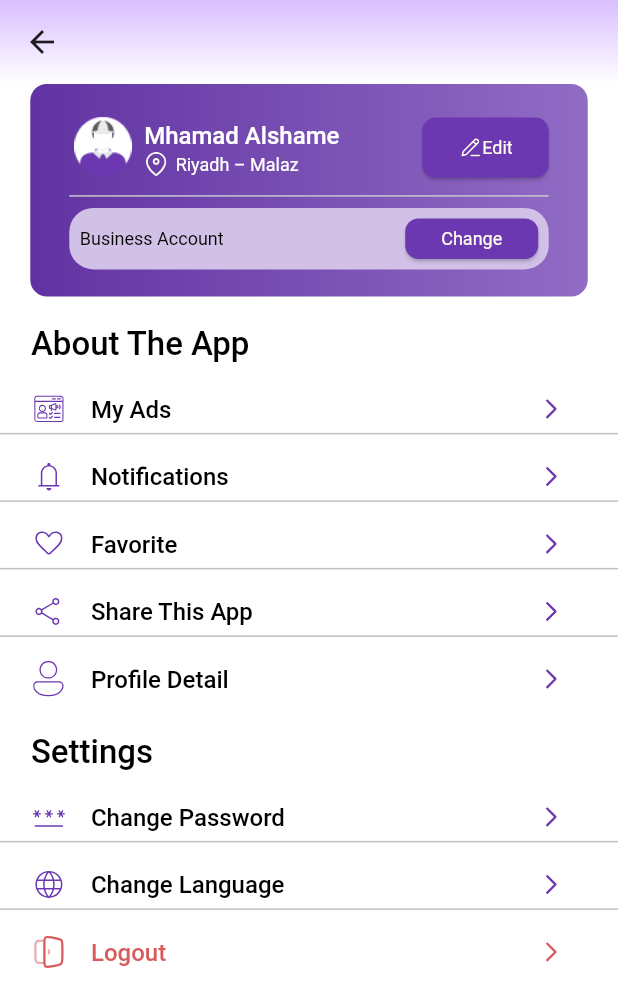
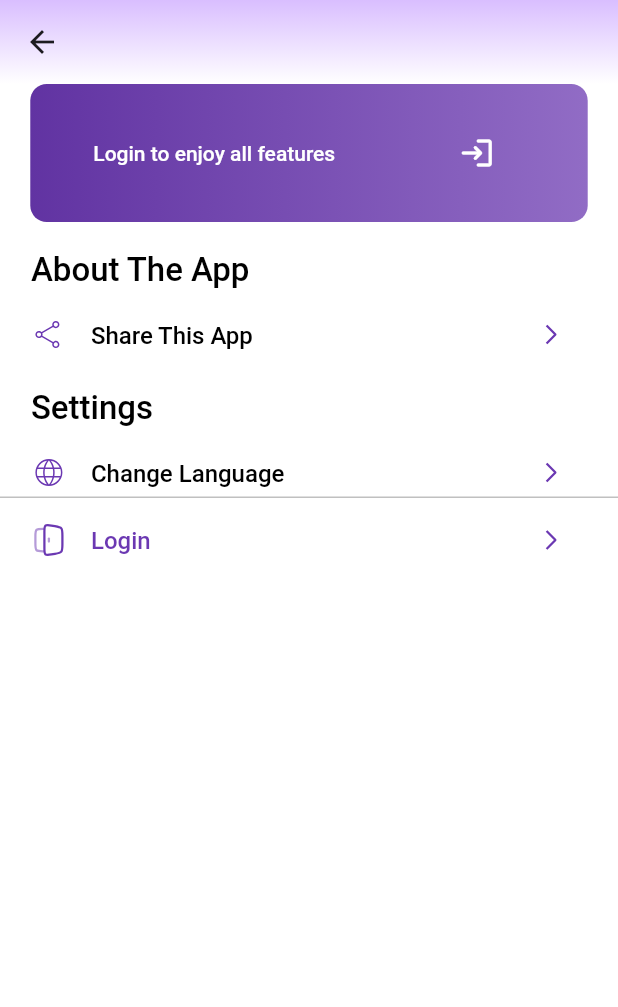
Before and after one commit to ZahraaAlsous/Servixa, a Flutter app: the OptionProfileScreen screen opened directly, on a phone screen of 412 x 824 dp. Shown: the top 1007 px of the screen. Run offline on Flutter 3.47's test engine with Material 3 defaults, Android fonts, the phone set to English and light mode, and no system bars; our stand-ins replace carousel_slider, country_picker, dio, dotted_border, easy_localization, file_picker and 12 more; accounts and stored records are empty.

Commit message:
edit option screen when user login our logout

```diff
--- a/servixa/lib/features/profile/presentation_layer/screens/option_profile_screen.dart
+++ b/servixa/lib/features/profile/presentation_layer/screens/option_profile_screen.dart
@@ -9,6 +9,8 @@ import 'package:servixa/core/const/image_app.dart';
 import 'package:servixa/core/const/theme_app.dart';
 import 'package:servixa/core/const/typography_app.dart';
 import 'package:servixa/features/ads/presentation_layer/screens/my_ads_screen.dart';
+import 'package:servixa/features/auth/business_later/auth_controller.dart';
+import 'package:servixa/features/auth/presentation_layer/screens/login_page.dart';
 import 'package:servixa/features/notification/presentation_layer/screens/notification_screen.dart';
 import 'package:servixa/features/profile/presentation_layer/screens/edit_profile_screen.dart';
 import 'package:servixa/features/profile/presentation_layer/widgets/bottom_sheet_change_acount_widget.dart';
@@ -20,7 +22,9 @@ class OptionProfileScreen extends StatelessWidget {
 
   @override
   Widget build(BuildContext context) {
-    final size = MediaQuery.of(context).size;
+    final AuthController authController = Get.put(AuthController());
+    // final size = MediaQuery.of(context).size;
+    final widthScreen = Get.width;
     return Scaffold(
       backgroundColor: ThemeApp.whiteBackground,
       appBar: AppBarWidget(),
@@ -29,13 +33,13 @@ class OptionProfileScreen extends StatelessWidget {
         children: [
           Center(
             child: Container(
-              width: size.width * 0.902,
+              width: widthScreen * 0.902,
               padding: EdgeInsetsGeometry.symmetric(
                 vertical: 18,
                 horizontal: 26,
               ),
               decoration: BoxDecoration(
-                gradient: LinearGradient(
+                gradient: const LinearGradient(
                   colors: [
                     ThemeApp.Foundation_Main_main_600,
                     ThemeApp.linearBackgroundCardProfile,
@@ -43,7 +47,10 @@ class OptionProfileScreen extends StatelessWidget {
                 ),
                 borderRadius: BorderRadius.circular(11),
               ),
-              child: Column(
+              child:
+                  authController.isLoggedIn.value &&
+                      authController.currentUser.value != null
+                  ? Column(
                       children: [
                         Row(
                           children: [
@@ -57,11 +64,23 @@ class OptionProfileScreen extends StatelessWidget {
                                 );
                               },
                               child: Container(
-                          width: size.width * 0.109,
+                                width: widthScreen * 0.109,
                                 height: 48.6,
                                 decoration: BoxDecoration(
                                   image: DecorationImage(
-                              image: AssetImage(ImageApp.profileImage),
+                                    image:
+                                        authController
+                                                .currentUser
+                                                .value
+                                                ?.image !=
+                                            null
+                                        ? NetworkImage(
+                                            authController
+                                                .currentUser
+                                                .value!
+                                                .image!,
+                                          )
+                                        : AssetImage(ImageApp.profileImage),
                                   ),
                                 ),
                               ),
@@ -71,13 +90,12 @@ class OptionProfileScreen extends StatelessWidget {
                               crossAxisAlignment: CrossAxisAlignment.start,
                               children: [
                                 Text(
-                            "Mhamad Alshame",
+                                  authController.currentUser.value!.name,
                                   style: TypographyApp.Title_Mid_Mid.copyWith(
                                     color: ThemeApp.whiteBackground,
                                   ),
                                 ),
                                 Row(
-                            // mainAxisAlignment: MainAxisAlignment.end,
                                   children: [
                                     // qustion
                                     // مو من مكتبة الألوان
@@ -88,10 +106,12 @@ class OptionProfileScreen extends StatelessWidget {
                                       height: 16,
                                       color: ThemeApp.Foundation_Main_yellow_50,
                                     ),
-                              SizedBox(width: 5),
+                                    const SizedBox(width: 5),
                                     Text(
                                       "Riyadh – Malaz",
-                                style: TypographyApp.Label_Mid_Regular.copyWith(
+                                      style:
+                                          TypographyApp
+                                              .Label_Mid_Regular.copyWith(
                                             color: ThemeApp.whiteBackground,
                                           ),
                                     ),
@@ -99,7 +119,7 @@ class OptionProfileScreen extends StatelessWidget {
                                 ),
                               ],
                             ),
-                      Spacer(),
+                            const Spacer(),
                             ElevatedButton(
                               onPressed: () {
                                 Get.to(EditProfileScreen());
@@ -111,15 +131,19 @@ class OptionProfileScreen extends StatelessWidget {
                                     color: ThemeApp.Foundation_Main_yellow_50,
                                   ),
                                   Text(
-                              "Edit",
-                              style: TypographyApp.Label_Mid_Regular.copyWith(
-                                color: ThemeApp.Foundation_Main_yellow_50,
+                                    "Edit".tr(),
+                                    style:
+                                        TypographyApp
+                                            .Label_Mid_Regular.copyWith(
+                                          color: ThemeApp
+                                              .Foundation_Main_yellow_50,
                                         ),
                                   ),
                                 ],
                               ),
                               style: ElevatedButton.styleFrom(
-                          backgroundColor: ThemeApp.Foundation_Main_main_500,
+                                backgroundColor:
+                                    ThemeApp.Foundation_Main_main_500,
                                 shape: RoundedRectangleBorder(
                                   borderRadius: BorderRadius.circular(9),
                                 ),
@@ -127,9 +151,9 @@ class OptionProfileScreen extends StatelessWidget {
                             ),
                           ],
                         ),
-                  Divider(),
+                        const Divider(),
                         Container(
-                    width: size.width * 0.781,
+                          width: widthScreen * 0.781,
                           height: 41,
                           padding: EdgeInsetsGeometry.all(7),
                           decoration: BoxDecoration(
@@ -141,12 +165,12 @@ class OptionProfileScreen extends StatelessWidget {
                               // note
                               // هون اسم الحساب؟
                               Text(
-                          "Business Account",
+                                "Business Account".tr(),
                                 style: TypographyApp.Label_Mid_Regular.copyWith(
                                   color: ThemeApp.black,
                                 ),
                               ),
-                        Spacer(),
+                              const Spacer(),
                               ElevatedButton(
                                 // edit
                                 // where go
@@ -160,13 +184,16 @@ class OptionProfileScreen extends StatelessWidget {
                                   );
                                 },
                                 child: Text(
-                            "Change",
-                            style: TypographyApp.Label_Mid_Regular.copyWith(
-                              color: ThemeApp.Foundation_Main_yellow_50,
+                                  "Change".tr(),
+                                  style:
+                                      TypographyApp.Label_Mid_Regular.copyWith(
+                                        color:
+                                            ThemeApp.Foundation_Main_yellow_50,
                                       ),
                                 ),
                                 style: ElevatedButton.styleFrom(
-                            backgroundColor: ThemeApp.Foundation_Main_main_500,
+                                  backgroundColor:
+                                      ThemeApp.Foundation_Main_main_500,
                                   shape: RoundedRectangleBorder(
                                     borderRadius: BorderRadius.circular(9),
                                   ),
@@ -176,31 +203,49 @@ class OptionProfileScreen extends StatelessWidget {
                           ),
                         ),
                       ],
+                    )
+                  : ListTile(
+                      title: Text(
+                        "Login to enjoy all features",
+                        style: TypographyApp.Body_mid_Mid.copyWith(
+                          color: ThemeApp.whiteBackground,
+                        ),
+                      ),
+                      trailing: IconButton(
+                        onPressed: () {
+                          Get.to(LoginPage());
+                        },
+                        icon: Icon(
+                          Icons.login_rounded,
+                          color: ThemeApp.whiteBackground,
                         ),
                       ),
                     ),
-          // SizedBox(height: DimensApp.spaceBetweenTitleAndDetails),
+            ),
+          ),
           Padding(
             padding: EdgeInsets.only(
               top: DimensApp.spaceBetweenTitleAndDetails,
-              right: size.width * 0.05,
-              left: size.width * 0.05,
+              right: widthScreen * 0.05,
+              left: widthScreen * 0.05,
             ),
             child: Text(
-              "About The App",
+              "About The App".tr(),
               style: TypographyApp.Title_larg_Mid.copyWith(
                 color: ThemeApp.black,
               ),
             ),
           ),
+          if (authController.isLoggedIn.value)
             ListTileWidget(
-            title: "My Ads",
+              title: "navigationBarMyAds",
               // edit
               onTap: () {
                 Get.to(MyAdsScreen());
               },
               icon: IconApp.myAdsListTile,
             ),
+          if (authController.isLoggedIn.value)
             ListTileWidget(
               title: "Notifications",
               onTap: () {
@@ -208,18 +253,22 @@ class OptionProfileScreen extends StatelessWidget {
               },
               icon: IconApp.notificationsListTile,
             ),
+          if (authController.isLoggedIn.value)
             ListTileWidget(
               title: "Favorite",
               // edit
               onTap: () {},
               icon: IconApp.favoriteListTile,
             ),
+
           ListTileWidget(
             title: "Share This App",
             // edit
             onTap: () {},
             icon: IconApp.shareOutline,
+            isNotLastTileList: authController.isLoggedIn.value ? true : false,
           ),
+          if (authController.isLoggedIn.value)
             ListTileWidget(
               title: "Profile Detail",
               onTap: () {
@@ -236,16 +285,17 @@ class OptionProfileScreen extends StatelessWidget {
           Padding(
             padding: EdgeInsets.only(
               top: DimensApp.spaceBetweenTitleAndDetails,
-              right: size.width * 0.05,
-              left: size.width * 0.05,
+              right: widthScreen * 0.05,
+              left: widthScreen * 0.05,
             ),
             child: Text(
-              "Settings",
+              "Settings".tr(),
               style: TypographyApp.Title_larg_Mid.copyWith(
                 color: ThemeApp.black,
               ),
             ),
           ),
+          if (authController.isLoggedIn.value)
             ListTileWidget(
               title: "Change Password",
               // edit
@@ -266,6 +316,7 @@ class OptionProfileScreen extends StatelessWidget {
             },
             icon: IconApp.language,
           ),
+          if (authController.isLoggedIn.value)
             ListTileWidget(
               title: "Logout",
               // edit
@@ -274,6 +325,17 @@ class OptionProfileScreen extends StatelessWidget {
               isNotLastTileList: false,
               isLogout: true,
             ),
+          if (!authController.isLoggedIn.value)
+            ListTileWidget(
+              title: "Login",
+              // edit
+              onTap: () {
+                Get.to(LoginPage());
+              },
+              icon: IconApp.logout,
+              isNotLastTileList: false,
+              isLogin: true,
+            ),
         ],
       ),
     );
--- a/servixa/lib/features/profile/presentation_layer/widgets/list_tile_widget.dart
+++ b/servixa/lib/features/profile/presentation_layer/widgets/list_tile_widget.dart
@@ -1,5 +1,7 @@
+import 'package:easy_localization/easy_localization.dart';
 import 'package:flutter/material.dart';
 import 'package:flutter_svg/flutter_svg.dart';
+import 'package:get/get.dart' hide Trans;
 import 'package:servixa/core/const/icon_app.dart';
 import 'package:servixa/core/const/theme_app.dart';
 import 'package:servixa/core/const/typography_app.dart';
@@ -10,6 +12,7 @@ class ListTileWidget extends StatelessWidget {
   final String icon;
   final bool isNotLastTileList;
   final bool isLogout;
+  final bool isLogin;
   ListTileWidget({
     super.key,
     required this.title,
@@ -17,18 +20,24 @@ class ListTileWidget extends StatelessWidget {
     required this.icon,
     this.isNotLastTileList = true,
     this.isLogout = false,
+    this.isLogin = false,
   });
 
   @override
   Widget build(BuildContext context) {
-    final size = MediaQuery.of(context).size;
+    // final size = MediaQuery.of(context).size;
+    final widthScreen = Get.width;
     return SizedBox(
       height: 45,
       child: ListTile(
         title: Text(
-          title,
+          title.tr(),
           style: TypographyApp.Title_Mid_Mid.copyWith(
-            color: isLogout ? ThemeApp.Foundation_Statue_Red : ThemeApp.black,
+            color: isLogout
+                ? ThemeApp.Foundation_Statue_Red
+                : (isLogin
+                      ? ThemeApp.Foundation_Main_main_500
+                      : ThemeApp.black),
           ),
         ),
         leading: SvgPicture.asset(
@@ -52,14 +61,14 @@ class ListTileWidget extends StatelessWidget {
         ),
         shape: Border(
           bottom: isNotLastTileList
-              ? BorderSide(
+              ? const BorderSide(
                   color: ThemeApp.Foundation_Secendary_grey_100,
                   width: 1,
                 )
               : BorderSide.none,
         ),
         contentPadding: EdgeInsetsGeometry.symmetric(
-          horizontal: size.width * 0.05,
+          horizontal: widthScreen * 0.05,
           vertical: 0,
         ),
         onTap: onTap,
```
Also changed, not shown: servixa/assets/translations/ar.json (+16 -1 lines), servixa/assets/translations/en.json (+16 -1 lines). Lines whose indentation alone changed are shown as unchanged.
